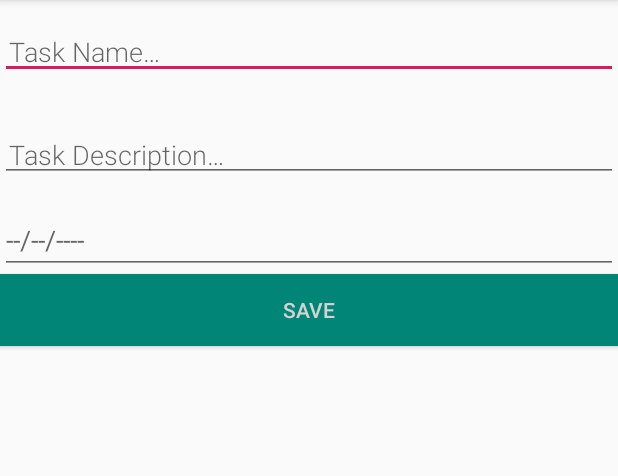
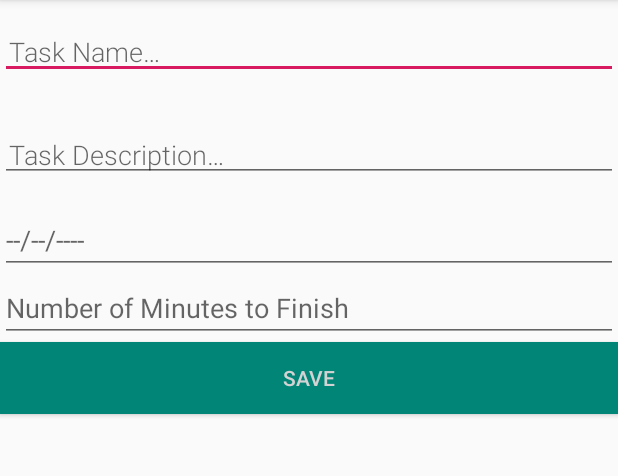
Before and after one commit to ProfDoof/TaskTrackingApp, an Android app: the screen it shows after launch (NewTaskActivity), after a tap on an icon or button, on a phone screen of 412 x 824 dp, the part 84-560 px from its top. Run offline under Robolectric (Android 15) with nearby library versions, the phone set to English and light mode, and no system bars; our stand-ins replace Room's generated code; 1 statement that could not run was skipped.

Commit message:
Add Fields to NewTaskActivity

```diff
--- a/app/src/main/java/edu/devilsadvocate/tasktrackingactivity/MainActivity.kt
+++ b/app/src/main/java/edu/devilsadvocate/tasktrackingactivity/MainActivity.kt
@@ -45,8 +45,9 @@ class MainActivity : AppCompatActivity() {
             data?.run {
                 val taskName = getStringExtra(NewTaskActivity.EXTRA_TASK_NAME)
                 val taskDesc = getStringExtra(NewTaskActivity.EXTRA_TASK_DESC)
-                val task = Task(id = null, taskName = taskName ?: "", taskDescription = taskDesc ?: "", taskCompletionStatus = false, taskTargetCompletionDate = Date.from(
-                    Instant.now()))
+                val taskTargetDate: Date = Date(getLongExtra(NewTaskActivity.EXTRA_TASK_TARGET_DATE, 0))
+                val taskTimeToCompletion = getIntExtra(NewTaskActivity.EXTRA_TASK_TIME_TO_COMPLETION, 0)
+                val task = Task(id = null, taskName = taskName ?: "", taskDescription = taskDesc ?: "", taskCompletionStatus = false, taskTargetCompletionDate = taskTargetDate, taskTimeToCompletionInMinutes = taskTimeToCompletion)
                 taskViewModel.run {
                     insert(task)
                 }
--- a/app/src/main/java/edu/devilsadvocate/tasktrackingactivity/NewTaskActivity.kt
+++ b/app/src/main/java/edu/devilsadvocate/tasktrackingactivity/NewTaskActivity.kt
@@ -10,8 +10,11 @@ import android.view.View
 import android.widget.Toast
 import androidx.appcompat.app.AppCompatActivity
 import kotlinx.android.synthetic.main.activity_new_task.*
+import java.util.*
 
 class NewTaskActivity : AppCompatActivity() {
+
+    var targetDate: Date? = null
 
     override fun onCreate(savedInstanceState: Bundle?) {
         super.onCreate(savedInstanceState)
@@ -26,6 +29,10 @@ class NewTaskActivity : AppCompatActivity() {
             else {
                 val taskName = edit_task_name.text.toString()
                 val taskDesc = edit_task_desc.text.toString()
+                val taskTimeToCompletion = num_minutes_to_finish.text.toString().toInt()
+
+                replyIntent.putExtra(EXTRA_TASK_TIME_TO_COMPLETION, taskTimeToCompletion)
+                replyIntent.putExtra(EXTRA_TASK_TARGET_DATE, targetDate?.time)
                 replyIntent.putExtra(EXTRA_TASK_NAME, taskName)
                 replyIntent.putExtra(EXTRA_TASK_DESC, taskDesc)
                 setResult(Activity.RESULT_OK, replyIntent)
@@ -33,7 +40,7 @@ class NewTaskActivity : AppCompatActivity() {
             finish()
         }
 
-        datePicker.setOnClickListener {
+        date_picker.setOnClickListener {
             clickDataPicker(it)
         }
     }
@@ -47,12 +54,15 @@ class NewTaskActivity : AppCompatActivity() {
         val dpd = DatePickerDialog(this, DatePickerDialog.OnDateSetListener { _, yearSelected, monthOfYear, dayOfMonth ->
             // Display Selected date in Toast
             Toast.makeText(this, """$dayOfMonth - ${monthOfYear + 1} - $yearSelected""", Toast.LENGTH_LONG).show()
-            datePicker.setText("""${monthOfYear + 1}/$dayOfMonth/$yearSelected""")
+            date_picker.setText("""${monthOfYear + 1}/$dayOfMonth/$yearSelected""")
+            targetDate = Date(yearSelected, monthOfYear+1, dayOfMonth)
         }, year, month, day)
         dpd.show()
     }
 
     companion object {
+        const val EXTRA_TASK_TIME_TO_COMPLETION = "edu.devilsadvocate.tasktrackingapp.TASK_TIME_TO_COMPLETION"
+        const val EXTRA_TASK_TARGET_DATE = "edu.devilsadvocate.tasktrackingapp.TASK_TARGET_DATE"
         const val EXTRA_TASK_NAME = "edu.devilsadvocate.tasktrackingapp.TASK_NAME"
         const val EXTRA_TASK_DESC = "edu.devilsadvocate.tasktrackingapp.TASK_DESC"
     }
--- a/app/src/main/java/edu/devilsadvocate/tasktrackingactivity/Task.kt
+++ b/app/src/main/java/edu/devilsadvocate/tasktrackingactivity/Task.kt
@@ -20,5 +20,8 @@ data class Task (
     var taskCompletionStatus: Boolean,
 
     @ColumnInfo(name = "taskTargetCompletionDate")
-    var taskTargetCompletionDate: Date
+    var taskTargetCompletionDate: Date,
+
+    @ColumnInfo(name = "taskTimeToCompletionInMinutes")
+    var taskTimeToCompletionInMinutes: Int
 )
--- a/app/src/main/java/edu/devilsadvocate/tasktrackingactivity/TaskRoomDatabase.kt
+++ b/app/src/main/java/edu/devilsadvocate/tasktrackingactivity/TaskRoomDatabase.kt
@@ -9,7 +9,7 @@ import java.time.Instant
 import java.time.LocalDateTime
 import java.util.*
 
-@Database(entities = arrayOf(Task::class), version = 1, exportSchema = false)
+@Database(entities = arrayOf(Task::class), version = 2, exportSchema = false)
 @TypeConverters(Converters::class)
 public abstract class TaskRoomDatabase : RoomDatabase() {
     abstract fun taskDao(): TaskDao
@@ -28,7 +28,7 @@ public abstract class TaskRoomDatabase : RoomDatabase() {
             taskDao.deleteAll()
 
             var task = Task(id = null, taskName = "Test Task", taskDescription = "Testing out the task", taskCompletionStatus = false, taskTargetCompletionDate = Date.from(
-                Instant.now()))
+                Instant.now()), taskTimeToCompletionInMinutes = 5)
             taskDao.insert(task)
 
         }
@@ -49,7 +49,7 @@ public abstract class TaskRoomDatabase : RoomDatabase() {
                         context.applicationContext,
                         TaskRoomDatabase::class.java,
                         "task_database"
-                    ).addCallback(TaskDatabaseCallback(scope)).build()
+                    ).addCallback(TaskDatabaseCallback(scope)).fallbackToDestructiveMigration().build()
 
                 INSTANCE = instance
                 return instance
--- a/app/src/main/res/layout/activity_new_task.xml
+++ b/app/src/main/res/layout/activity_new_task.xml
@@ -29,7 +29,7 @@
         android:textSize="18sp" />
 
     <EditText
-        android:id="@+id/datePicker"
+        android:id="@+id/date_picker"
         android:layout_width="match_parent"
         android:layout_height="wrap_content"
         android:ems="10"
@@ -37,6 +37,14 @@
         android:inputType="none"
         android:focusable="false"
         android:cursorVisible="false" />
+
+    <EditText
+        android:id="@+id/num_minutes_to_finish"
+        android:layout_width="match_parent"
+        android:layout_height="wrap_content"
+        android:ems="10"
+        android:hint="Number of Minutes to Finish"
+        android:inputType="number" />
 
     <Button
         android:id="@+id/button_save"
```
